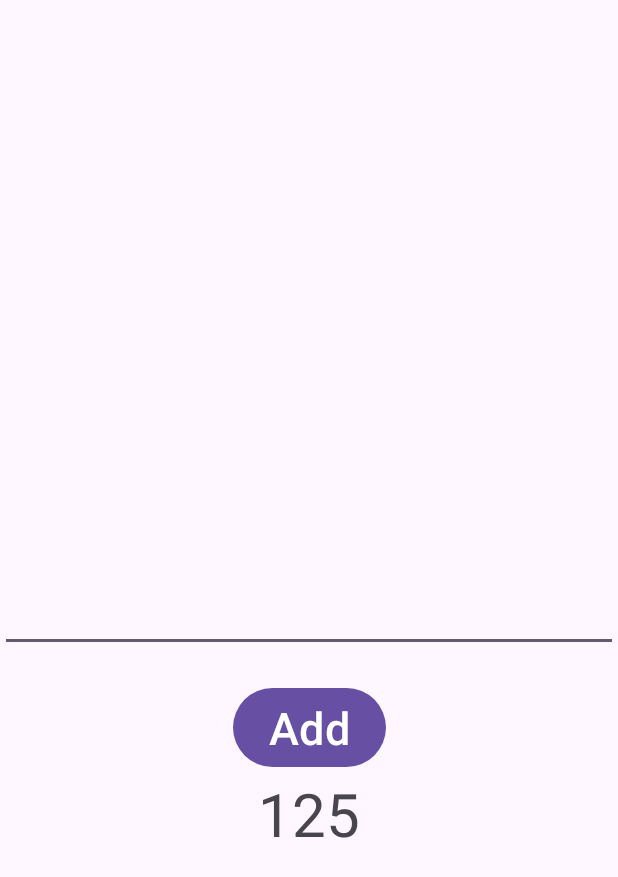
After one commit to choimingyu1315093/BasicViewModel, an Android app: the SecondActivity screen opened directly, with no data from a screen before it, on a phone screen of 412 x 824 dp. The commit adds this screen. Shown: the top 877 px of the screen. Run offline under Robolectric (Android 15) with nearby library versions, the phone set to English and light mode, and no system bars; our stand-ins replace data binding.

Commit message:
BasicViewModel

```diff
--- a/app/build.gradle.kts
+++ b/app/build.gradle.kts
@@ -53,8 +53,6 @@ dependencies {
     val lifecycle_version = "2.8.7"
     // ViewModel
     implementation("androidx.lifecycle:lifecycle-viewmodel-ktx:$lifecycle_version")
-    implementation("androidx.activity:activity-ktx:1.3.1")
-    implementation("androidx.fragment:fragment-ktx:1.3.1")
     // LiveData
     implementation("androidx.lifecycle:lifecycle-livedata-ktx:$lifecycle_version")
 }
--- a/app/src/main/AndroidManifest.xml
+++ b/app/src/main/AndroidManifest.xml
@@ -13,8 +13,13 @@
         android:theme="@style/Theme.ViewModelDemo1"
         tools:targetApi="31">
         <activity
+            android:name=".SecondActivity"
+            android:exported="false">
+        </activity>
+        <activity
             android:name=".MainActivity"
             android:exported="true">
+
             <intent-filter>
                 <action android:name="android.intent.action.MAIN" />
 
--- a/app/src/main/java/com/anushka/viewmodeldemo1/MainActivity.kt
+++ b/app/src/main/java/com/anushka/viewmodeldemo1/MainActivity.kt
@@ -1,6 +1,7 @@
 package com.anushka.viewmodeldemo1
 
 import android.os.Bundle
+import android.util.Log
 import androidx.activity.enableEdgeToEdge
 import androidx.appcompat.app.AppCompatActivity
 import androidx.core.view.ViewCompat
@@ -9,6 +10,8 @@ import androidx.databinding.DataBindingUtil
 import androidx.lifecycle.ViewModelProvider
 import com.anushka.viewmodeldemo1.databinding.ActivityMainBinding
 
+const val TAG = "MainActivity"
+//LiveData 사용하고 안하고 코드 차이 보여준다.
 class MainActivity : AppCompatActivity() {
     private lateinit var binding: ActivityMainBinding
     private lateinit var viewModelFactory: MainViewModelFactory
@@ -20,10 +23,20 @@ class MainActivity : AppCompatActivity() {
         viewModelFactory = MainViewModelFactory(125)
         viewModel = ViewModelProvider(this, viewModelFactory).get(MainViewModel::class.java)
 
-        binding.tvNumber.text = viewModel.getTotal().toString()
+        //LiveData 안 쓸 때
+//        binding.tvNumber.text = viewModel.getTotal().toString()
+//        binding.btnAdd.setOnClickListener {
+//            viewModel.setTotal(binding.etNumber.text.toString().toInt())
+//            binding.tvNumber.text = viewModel.getTotal().toString()
+//        }
+
+
+        //LiveData 쓸 때
+        viewModel.total.observe(this) {
+            binding.tvNumber.text = it.toString()
+        }
         binding.btnAdd.setOnClickListener {
             viewModel.setTotal(binding.etNumber.text.toString().toInt())
-            binding.tvNumber.text = viewModel.getTotal().toString()
         }
     }
 }
--- a/app/src/main/java/com/anushka/viewmodeldemo1/MainViewModel.kt
+++ b/app/src/main/java/com/anushka/viewmodeldemo1/MainViewModel.kt
@@ -1,19 +1,35 @@
 package com.anushka.viewmodeldemo1
 
+import androidx.lifecycle.MutableLiveData
 import androidx.lifecycle.ViewModel
 
 class MainViewModel(startingTotal: Int): ViewModel() {
-    private var total = 0
+    //LiveData 안 씀
+//    private var total = 0
+//
+//    init {
+//        total = startingTotal
+//    }
+//
+//    fun getTotal(): Int {
+//        return total
+//    }
+//
+//    fun setTotal(input: Int){
+//        total += input
+//    }
+
+
+    //LiveData는 데이터의 변화를 감지하고 UI에 전송하는 역할(자동으로 반영)
+    private var _total = MutableLiveData<Int>()
+    val total: MutableLiveData<Int>
+        get() = _total
 
     init {
-        total = startingTotal
-    }
-
-    fun getTotal(): Int {
-        return total
+        _total.value = startingTotal
     }
 
     fun setTotal(input: Int){
-        total += input
+        _total.value = _total.value?.plus(input)
     }
 }
--- /dev/null
+++ b/app/src/main/java/com/anushka/viewmodeldemo1/SecondActivity.kt
@@ -0,0 +1,27 @@
+package com.anushka.viewmodeldemo1
+
+import android.os.Bundle
+import androidx.activity.enableEdgeToEdge
+import androidx.activity.viewModels
+import androidx.appcompat.app.AppCompatActivity
+import androidx.core.view.ViewCompat
+import androidx.core.view.WindowInsetsCompat
+import androidx.databinding.DataBindingUtil
+import androidx.lifecycle.ViewModelProvider
+import com.anushka.viewmodeldemo1.databinding.ActivitySecondBinding
+
+class SecondActivity : AppCompatActivity() {
+    private lateinit var binding: ActivitySecondBinding
+    private lateinit var viewModelFactory: SecondViewModelFactory
+    private lateinit var viewModel: SecondViewModel
+
+    override fun onCreate(savedInstanceState: Bundle?) {
+        super.onCreate(savedInstanceState)
+        binding = DataBindingUtil.setContentView(this, R.layout.activity_second)
+        viewModelFactory = SecondViewModelFactory(125)
+        viewModel = ViewModelProvider(this, viewModelFactory).get(SecondViewModel::class.java)
+
+        binding.mainViewModel = viewModel
+        binding.lifecycleOwner = this
+    }
+}
--- /dev/null
+++ b/app/src/main/java/com/anushka/viewmodeldemo1/SecondViewModel.kt
@@ -0,0 +1,21 @@
+package com.anushka.viewmodeldemo1
+
+import androidx.lifecycle.MutableLiveData
+import androidx.lifecycle.ViewModel
+
+class SecondViewModel(startingTotal: Int): ViewModel() {
+    //양방향 작업할 때 코드 수정
+    private var _total = MutableLiveData<Int>()
+    val total: MutableLiveData<Int>
+        get() = _total
+
+    val inputText = MutableLiveData<String>()
+
+    init {
+        _total.value = startingTotal
+    }
+
+    fun setTotal(){
+        _total.value = _total.value?.plus(inputText.value!!.toInt())
+    }
+}
--- /dev/null
+++ b/app/src/main/java/com/anushka/viewmodeldemo1/SecondViewModelFactory.kt
@@ -0,0 +1,13 @@
+package com.anushka.viewmodeldemo1
+
+import androidx.lifecycle.ViewModel
+import androidx.lifecycle.ViewModelProvider
+
+class SecondViewModelFactory(private val startingTotal: Int): ViewModelProvider.Factory {
+    override fun <T : ViewModel> create(modelClass: Class<T>): T {
+        if(modelClass.isAssignableFrom(SecondViewModel::class.java)){
+            return SecondViewModel(startingTotal) as T
+        }
+        throw IllegalArgumentException("Unknown View Model Class")
+    }
+}
--- /dev/null
+++ b/app/src/main/res/layout/activity_second.xml
@@ -0,0 +1,49 @@
+<?xml version="1.0" encoding="utf-8"?>
+<layout
+    xmlns:android="http://schemas.android.com/apk/res/android"
+    xmlns:app="http://schemas.android.com/apk/res-auto"
+    xmlns:tools="http://schemas.android.com/tools">
+
+    <data>
+        <variable
+            name="mainViewModel"
+            type="com.anushka.viewmodeldemo1.SecondViewModel" />
+    </data>
+
+    <androidx.constraintlayout.widget.ConstraintLayout
+        android:id="@+id/main"
+        android:layout_width="match_parent"
+        android:layout_height="match_parent"
+        tools:context=".SecondActivity">
+
+        <EditText
+            android:id="@+id/etNumber"
+            android:layout_width="0dp"
+            android:layout_height="wrap_content"
+            android:text="@={mainViewModel.inputText}"
+            app:layout_constraintTop_toTopOf="parent"
+            app:layout_constraintStart_toStartOf="parent"
+            app:layout_constraintEnd_toEndOf="parent"
+            app:layout_constraintBottom_toBottomOf="parent"/>
+        <Button
+            android:id="@+id/btnAdd"
+            android:layout_width="wrap_content"
+            android:layout_height="wrap_content"
+            android:text="Add"
+            android:textSize="30sp"
+            android:onClick="@{()->mainViewModel.setTotal()}"
+            android:layout_marginTop="20dp"
+            app:layout_constraintTop_toBottomOf="@id/etNumber"
+            app:layout_constraintEnd_toEndOf="parent"
+            app:layout_constraintStart_toStartOf="parent"/>
+        <TextView
+            android:id="@+id/tvNumber"
+            android:layout_width="wrap_content"
+            android:layout_height="wrap_content"
+            android:text="@{String.valueOf(mainViewModel.total)}"
+            android:textSize="40sp"
+            app:layout_constraintTop_toBottomOf="@id/btnAdd"
+            app:layout_constraintStart_toStartOf="parent"
+            app:layout_constraintEnd_toEndOf="parent"/>
+    </androidx.constraintlayout.widget.ConstraintLayout>
+</layout>
```
